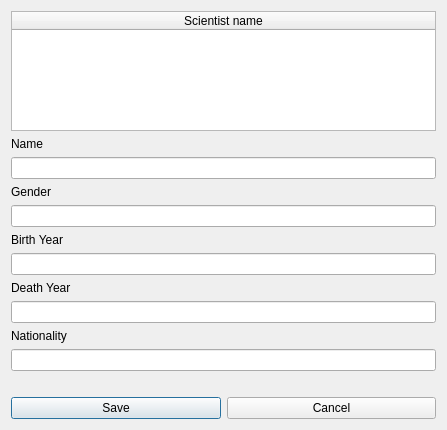
Old version of the form editscientist.ui in the repository Tryggvith/vika3.
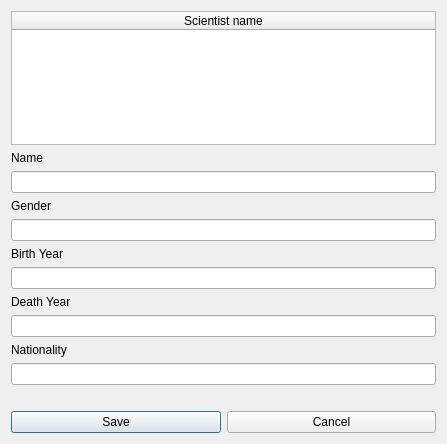
New version of the form.

What changed in the file:
```diff
--- a/editscientist.ui
+++ b/editscientist.ui
@@ -7,7 +7,7 @@
     <x>0</x>
     <y>0</y>
     <width>447</width>
-    <height>430</height>
+    <height>444</height>
    </rect>
   </property>
   <property name="windowTitle">
@@ -27,6 +27,8 @@
     </widget>
    </item>
    <item>
+    <layout class="QHBoxLayout" name="horizontalLayout_2">
+     <item>
     <widget class="QLabel" name="label_Name">
      <property name="text">
       <string>Name</string>
@@ -34,6 +36,15 @@
     </widget>
    </item>
    <item>
+      <widget class="QLabel" name="label_empty_error">
+       <property name="text">
+        <string/>
+       </property>
+      </widget>
+     </item>
+    </layout>
+   </item>
+   <item>
     <widget class="QLineEdit" name="input_Scientist_Name"/>
    </item>
    <item>
@@ -47,6 +58,8 @@
     <widget class="QLineEdit" name="input_Scientist_Gender"/>
    </item>
    <item>
+    <layout class="QHBoxLayout" name="horizontalLayout_3">
+     <item>
     <widget class="QLabel" name="label_bYear">
      <property name="text">
       <string>Birth Year</string>
@@ -54,9 +67,20 @@
     </widget>
    </item>
    <item>
+      <widget class="QLabel" name="label_empty_error_2">
+       <property name="text">
+        <string/>
+       </property>
+      </widget>
+     </item>
+    </layout>
+   </item>
+   <item>
     <widget class="QLineEdit" name="input_Scientist_bYear"/>
    </item>
    <item>
+    <layout class="QHBoxLayout" name="horizontalLayout_4">
+     <item>
     <widget class="QLabel" name="label_dYear">
      <property name="text">
       <string>Death Year</string>
@@ -64,14 +88,34 @@
     </widget>
    </item>
    <item>
+      <widget class="QLabel" name="label_empty_error_3">
+       <property name="text">
+        <string/>
+       </property>
+      </widget>
+     </item>
+    </layout>
+   </item>
+   <item>
     <widget class="QLineEdit" name="input_Scientist_dYear"/>
    </item>
    <item>
+    <layout class="QHBoxLayout" name="horizontalLayout_5">
+     <item>
     <widget class="QLabel" name="label_Nation">
      <property name="text">
       <string>Nationality</string>
      </property>
     </widget>
+     </item>
+     <item>
+      <widget class="QLabel" name="label_empty_error_4">
+       <property name="text">
+        <string/>
+       </property>
+      </widget>
+     </item>
+    </layout>
    </item>
    <item>
     <widget class="QLineEdit" name="input_Scientist_Nation"/>
```
Lines whose indentation alone changed are shown as unchanged.
